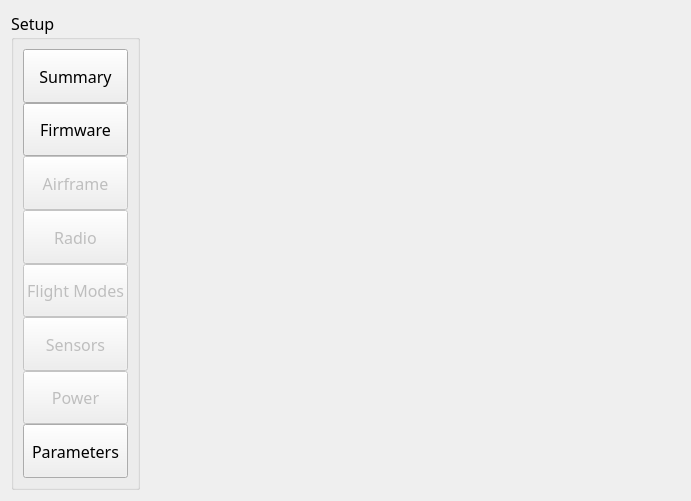
Old version of the form SetupWidget.ui in the repository strawdiving/Calibration.
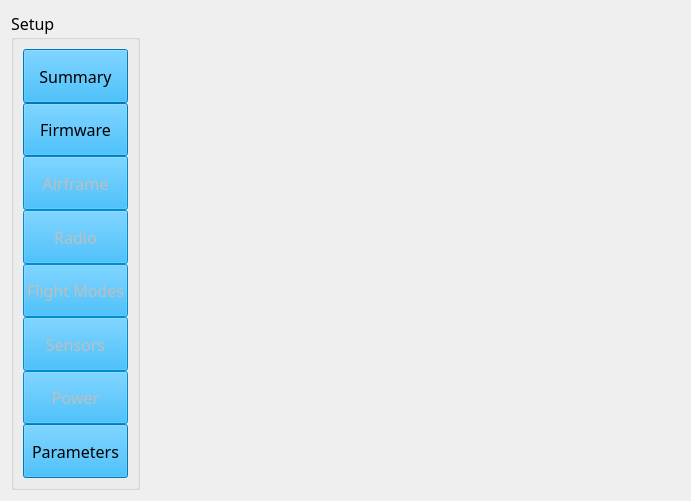
New version of the form. Icons and pictures are not drawn.

```diff
--- a/SetupWidget.ui
+++ b/SetupWidget.ui
@@ -47,6 +47,97 @@
               <height>50</height>
              </size>
             </property>
+            <property name="palette">
+             <palette>
+              <active>
+               <colorrole role="Button">
+                <brush brushstyle="SolidPattern">
+                 <color alpha="255">
+                  <red>0</red>
+                  <green>170</green>
+                  <blue>255</blue>
+                 </color>
+                </brush>
+               </colorrole>
+               <colorrole role="Base">
+                <brush brushstyle="SolidPattern">
+                 <color alpha="255">
+                  <red>0</red>
+                  <green>170</green>
+                  <blue>255</blue>
+                 </color>
+                </brush>
+               </colorrole>
+               <colorrole role="Window">
+                <brush brushstyle="SolidPattern">
+                 <color alpha="255">
+                  <red>0</red>
+                  <green>170</green>
+                  <blue>255</blue>
+                 </color>
+                </brush>
+               </colorrole>
+              </active>
+              <inactive>
+               <colorrole role="Button">
+                <brush brushstyle="SolidPattern">
+                 <color alpha="255">
+                  <red>0</red>
+                  <green>170</green>
+                  <blue>255</blue>
+                 </color>
+                </brush>
+               </colorrole>
+               <colorrole role="Base">
+                <brush brushstyle="SolidPattern">
+                 <color alpha="255">
+                  <red>0</red>
+                  <green>170</green>
+                  <blue>255</blue>
+                 </color>
+                </brush>
+               </colorrole>
+               <colorrole role="Window">
+                <brush brushstyle="SolidPattern">
+                 <color alpha="255">
+                  <red>0</red>
+                  <green>170</green>
+                  <blue>255</blue>
+                 </color>
+                </brush>
+               </colorrole>
+              </inactive>
+              <disabled>
+               <colorrole role="Button">
+                <brush brushstyle="SolidPattern">
+                 <color alpha="255">
+                  <red>0</red>
+                  <green>170</green>
+                  <blue>255</blue>
+                 </color>
+                </brush>
+               </colorrole>
+               <colorrole role="Base">
+                <brush brushstyle="SolidPattern">
+                 <color alpha="255">
+                  <red>0</red>
+                  <green>170</green>
+                  <blue>255</blue>
+                 </color>
+                </brush>
+               </colorrole>
+               <colorrole role="Window">
+                <brush brushstyle="SolidPattern">
+                 <color alpha="255">
+                  <red>0</red>
+                  <green>170</green>
+                  <blue>255</blue>
+                 </color>
+                </brush>
+               </colorrole>
+              </disabled>
+             </palette>
+            </property>
             <property name="font">
              <font>
               <family>微软雅黑</family>
@@ -55,6 +146,9 @@
               <bold>false</bold>
              </font>
             </property>
+            <property name="styleSheet">
+             <string notr="true"/>
+            </property>
             <property name="text">
              <string>Summary</string>
             </property>
@@ -77,6 +171,97 @@
               <height>50</height>
              </size>
             </property>
+            <property name="palette">
+             <palette>
+              <active>
+               <colorrole role="Button">
+                <brush brushstyle="SolidPattern">
+                 <color alpha="255">
+                  <red>0</red>
+                  <green>170</green>
+                  <blue>255</blue>
+                 </color>
+                </brush>
+               </colorrole>
+               <colorrole role="Base">
+                <brush brushstyle="SolidPattern">
+                 <color alpha="255">
+                  <red>0</red>
+                  <green>170</green>
+                  <blue>255</blue>
+                 </color>
+                </brush>
+               </colorrole>
+               <colorrole role="Window">
+                <brush brushstyle="SolidPattern">
+                 <color alpha="255">
+                  <red>0</red>
+                  <green>170</green>
+                  <blue>255</blue>
+                 </color>
+                </brush>
+               </colorrole>
+              </active>
+              <inactive>
+               <colorrole role="Button">
+                <brush brushstyle="SolidPattern">
+                 <color alpha="255">
+                  <red>0</red>
+                  <green>170</green>
+                  <blue>255</blue>
+                 </color>
+                </brush>
+               </colorrole>
+               <colorrole role="Base">
+                <brush brushstyle="SolidPattern">
+                 <color alpha="255">
+                  <red>0</red>
+                  <green>170</green>
+                  <blue>255</blue>
+                 </color>
+                </brush>
+               </colorrole>
+               <colorrole role="Window">
+                <brush brushstyle="SolidPattern">
+                 <color alpha="255">
+                  <red>0</red>
+                  <green>170</green>
+                  <blue>255</blue>
+                 </color>
+                </brush>
+               </colorrole>
+              </inactive>
+              <disabled>
+               <colorrole role="Button">
+                <brush brushstyle="SolidPattern">
+                 <color alpha="255">
+                  <red>0</red>
+                  <green>170</green>
+                  <blue>255</blue>
+                 </color>
+                </brush>
+               </colorrole>
+               <colorrole role="Base">
+                <brush brushstyle="SolidPattern">
+                 <color alpha="255">
+                  <red>0</red>
+                  <green>170</green>
+                  <blue>255</blue>
+                 </color>
+                </brush>
+               </colorrole>
+               <colorrole role="Window">
+                <brush brushstyle="SolidPattern">
+                 <color alpha="255">
+                  <red>0</red>
+                  <green>170</green>
+                  <blue>255</blue>
+                 </color>
+                </brush>
+               </colorrole>
+              </disabled>
+             </palette>
+            </property>
             <property name="font">
              <font>
               <family>微软雅黑</family>
@@ -110,6 +295,97 @@
               <height>50</height>
              </size>
             </property>
+            <property name="palette">
+             <palette>
+              <active>
+               <colorrole role="Button">
+                <brush brushstyle="SolidPattern">
+                 <color alpha="255">
+                  <red>0</red>
+                  <green>170</green>
+                  <blue>255</blue>
+                 </color>
+                </brush>
+               </colorrole>
+               <colorrole role="Base">
+                <brush brushstyle="SolidPattern">
+                 <color alpha="255">
+                  <red>0</red>
+                  <green>170</green>
+                  <blue>255</blue>
+                 </color>
+                </brush>
+               </colorrole>
+               <colorrole role="Window">
+                <brush brushstyle="SolidPattern">
+                 <color alpha="255">
+                  <red>0</red>
+                  <green>170</green>
+                  <blue>255</blue>
+                 </color>
+                </brush>
+               </colorrole>
+              </active>
+              <inactive>
+               <colorrole role="Button">
+                <brush brushstyle="SolidPattern">
+                 <color alpha="255">
+                  <red>0</red>
+                  <green>170</green>
+                  <blue>255</blue>
+                 </color>
+                </brush>
+               </colorrole>
+               <colorrole role="Base">
+                <brush brushstyle="SolidPattern">
+                 <color alpha="255">
+                  <red>0</red>
+                  <green>170</green>
+                  <blue>255</blue>
+                 </color>
+                </brush>
+               </colorrole>
+               <colorrole role="Window">
+                <brush brushstyle="SolidPattern">
+                 <color alpha="255">
+                  <red>0</red>
+                  <green>170</green>
+                  <blue>255</blue>
+                 </color>
+                </brush>
+               </colorrole>
+              </inactive>
+              <disabled>
+               <colorrole role="Button">
+                <brush brushstyle="SolidPattern">
+                 <color alpha="255">
+                  <red>0</red>
+                  <green>170</green>
+                  <blue>255</blue>
+                 </color>
+                </brush>
+               </colorrole>
+               <colorrole role="Base">
+                <brush brushstyle="SolidPattern">
+                 <color alpha="255">
+                  <red>0</red>
+                  <green>170</green>
+                  <blue>255</blue>
+                 </color>
+                </brush>
+               </colorrole>
+               <colorrole role="Window">
+                <brush brushstyle="SolidPattern">
+                 <color alpha="255">
+                  <red>0</red>
+                  <green>170</green>
+                  <blue>255</blue>
+                 </color>
+                </brush>
+               </colorrole>
+              </disabled>
+             </palette>
+            </property>
             <property name="font">
              <font>
               <family>微软雅黑</family>
@@ -147,6 +423,97 @@
               <height>50</height>
              </size>
             </property>
+            <property name="palette">
+             <palette>
+              <active>
+               <colorrole role="Button">
+                <brush brushstyle="SolidPattern">
+                 <color alpha="255">
+                  <red>0</red>
+                  <green>170</green>
+                  <blue>255</blue>
+                 </color>
+                </brush>
+               </colorrole>
+               <colorrole role="Base">
+                <brush brushstyle="SolidPattern">
+                 <color alpha="255">
+                  <red>0</red>
+                  <green>170</green>
+                  <blue>255</blue>
+                 </color>
+                </brush>
+               </colorrole>
+               <colorrole role="Window">
+                <brush brushstyle="SolidPattern">
+                 <color alpha="255">
+                  <red>0</red>
+                  <green>170</green>
+                  <blue>255</blue>
+                 </color>
+                </brush>
+               </colorrole>
+              </active>
+              <inactive>
+               <colorrole role="Button">
+                <brush brushstyle="SolidPattern">
+                 <color alpha="255">
+                  <red>0</red>
+                  <green>170</green>
+                  <blue>255</blue>
+                 </color>
+                </brush>
+               </colorrole>
+               <colorrole role="Base">
+                <brush brushstyle="SolidPattern">
+                 <color alpha="255">
+                  <red>0</red>
+                  <green>170</green>
+                  <blue>255</blue>
+                 </color>
+                </brush>
+               </colorrole>
+               <colorrole role="Window">
+                <brush brushstyle="SolidPattern">
+                 <color alpha="255">
+                  <red>0</red>
+                  <green>170</green>
+                  <blue>255</blue>
+                 </color>
+                </brush>
+               </colorrole>
+              </inactive>
+              <disabled>
+               <colorrole role="Button">
+                <brush brushstyle="SolidPattern">
+                 <color alpha="255">
+                  <red>0</red>
+                  <green>170</green>
+                  <blue>255</blue>
+                 </color>
+                </brush>
+               </colorrole>
+               <colorrole role="Base">
+                <brush brushstyle="SolidPattern">
+                 <color alpha="255">
+                  <red>0</red>
+                  <green>170</green>
+                  <blue>255</blue>
+                 </color>
+                </brush>
+               </colorrole>
+               <colorrole role="Window">
+                <brush brushstyle="SolidPattern">
+                 <color alpha="255">
+                  <red>0</red>
+                  <green>170</green>
+                  <blue>255</blue>
+                 </color>
+                </brush>
+               </colorrole>
+              </disabled>
+             </palette>
+            </property>
             <property name="font">
              <font>
               <family>微软雅黑</family>
@@ -184,6 +551,97 @@
               <height>50</height>
              </size>
             </property>
+            <property name="palette">
+             <palette>
+              <active>
+               <colorrole role="Button">
+                <brush brushstyle="SolidPattern">
+                 <color alpha="255">
+                  <red>0</red>
+                  <green>170</green>
+                  <blue>255</blue>
+                 </color>
+                </brush>
+               </colorrole>
+               <colorrole role="Base">
+                <brush brushstyle="SolidPattern">
+                 <color alpha="255">
+                  <red>0</red>
+                  <green>170</green>
+                  <blue>255</blue>
+                 </color>
+                </brush>
+               </colorrole>
+               <colorrole role="Window">
+                <brush brushstyle="SolidPattern">
+                 <color alpha="255">
+                  <red>0</red>
+                  <green>170</green>
+                  <blue>255</blue>
+                 </color>
+                </brush>
+               </colorrole>
+              </active>
+              <inactive>
+               <colorrole role="Button">
+                <brush brushstyle="SolidPattern">
+                 <color alpha="255">
+                  <red>0</red>
+                  <green>170</green>
+                  <blue>255</blue>
+                 </color>
+                </brush>
+               </colorrole>
+               <colorrole role="Base">
+                <brush brushstyle="SolidPattern">
+                 <color alpha="255">
+                  <red>0</red>
+                  <green>170</green>
+                  <blue>255</blue>
+                 </color>
+                </brush>
+               </colorrole>
+               <colorrole role="Window">
+                <brush brushstyle="SolidPattern">
+                 <color alpha="255">
+                  <red>0</red>
+                  <green>170</green>
+                  <blue>255</blue>
+                 </color>
+                </brush>
+               </colorrole>
+              </inactive>
+              <disabled>
+               <colorrole role="Button">
+                <brush brushstyle="SolidPattern">
+                 <color alpha="255">
+                  <red>0</red>
+                  <green>170</green>
+                  <blue>255</blue>
+                 </color>
+                </brush>
+               </colorrole>
+               <colorrole role="Base">
+                <brush brushstyle="SolidPattern">
+                 <color alpha="255">
+                  <red>0</red>
+                  <green>170</green>
+                  <blue>255</blue>
+                 </color>
+                </brush>
+               </colorrole>
+               <colorrole role="Window">
+                <brush brushstyle="SolidPattern">
+                 <color alpha="255">
+                  <red>0</red>
+                  <green>170</green>
+                  <blue>255</blue>
+                 </color>
+                </brush>
+               </colorrole>
+              </disabled>
+             </palette>
+            </property>
             <property name="font">
              <font>
               <family>微软雅黑</family>
@@ -221,6 +679,97 @@
               <height>50</height>
              </size>
             </property>
+            <property name="palette">
+             <palette>
+              <active>
+               <colorrole role="Button">
+                <brush brushstyle="SolidPattern">
+                 <color alpha="255">
+                  <red>0</red>
+                  <green>170</green>
+                  <blue>255</blue>
+                 </color>
+                </brush>
+               </colorrole>
+               <colorrole role="Base">
+                <brush brushstyle="SolidPattern">
+                 <color alpha="255">
+                  <red>0</red>
+                  <green>170</green>
+                  <blue>255</blue>
+                 </color>
+                </brush>
+               </colorrole>
+               <colorrole role="Window">
+                <brush brushstyle="SolidPattern">
+                 <color alpha="255">
+                  <red>0</red>
+                  <green>170</green>
+                  <blue>255</blue>
+                 </color>
+                </brush>
+               </colorrole>
+              </active>
+              <inactive>
+               <colorrole role="Button">
+                <brush brushstyle="SolidPattern">
+                 <color alpha="255">
+                  <red>0</red>
+                  <green>170</green>
+                  <blue>255</blue>
+                 </color>
+                </brush>
+               </colorrole>
+               <colorrole role="Base">
+                <brush brushstyle="SolidPattern">
+                 <color alpha="255">
+                  <red>0</red>
+                  <green>170</green>
+                  <blue>255</blue>
+                 </color>
+                </brush>
+               </colorrole>
+               <colorrole role="Window">
+                <brush brushstyle="SolidPattern">
+                 <color alpha="255">
+                  <red>0</red>
+                  <green>170</green>
+                  <blue>255</blue>
+                 </color>
+                </brush>
+               </colorrole>
+              </inactive>
+              <disabled>
+               <colorrole role="Button">
+                <brush brushstyle="SolidPattern">
+                 <color alpha="255">
+                  <red>0</red>
+                  <green>170</green>
+                  <blue>255</blue>
+                 </color>
+                </brush>
+               </colorrole>
+               <colorrole role="Base">
+                <brush brushstyle="SolidPattern">
+                 <color alpha="255">
+                  <red>0</red>
+                  <green>170</green>
+                  <blue>255</blue>
+                 </color>
+                </brush>
+               </colorrole>
+               <colorrole role="Window">
+                <brush brushstyle="SolidPattern">
+                 <color alpha="255">
+                  <red>0</red>
+                  <green>170</green>
+                  <blue>255</blue>
+                 </color>
+                </brush>
+               </colorrole>
+              </disabled>
+             </palette>
+            </property>
             <property name="font">
              <font>
               <family>微软雅黑</family>
@@ -258,6 +807,97 @@
               <height>50</height>
              </size>
             </property>
+            <property name="palette">
+             <palette>
+              <active>
+               <colorrole role="Button">
+                <brush brushstyle="SolidPattern">
+                 <color alpha="255">
+                  <red>0</red>
+                  <green>170</green>
+                  <blue>255</blue>
+                 </color>
+                </brush>
+               </colorrole>
+               <colorrole role="Base">
+                <brush brushstyle="SolidPattern">
+                 <color alpha="255">
+                  <red>0</red>
+                  <green>170</green>
+                  <blue>255</blue>
+                 </color>
+                </brush>
+               </colorrole>
+               <colorrole role="Window">
+                <brush brushstyle="SolidPattern">
+                 <color alpha="255">
+                  <red>0</red>
+                  <green>170</green>
+                  <blue>255</blue>
+                 </color>
+                </brush>
+               </colorrole>
+              </active>
+              <inactive>
+               <colorrole role="Button">
+                <brush brushstyle="SolidPattern">
+                 <color alpha="255">
+                  <red>0</red>
+                  <green>170</green>
+                  <blue>255</blue>
+                 </color>
+                </brush>
+               </colorrole>
+               <colorrole role="Base">
+                <brush brushstyle="SolidPattern">
+                 <color alpha="255">
+                  <red>0</red>
+                  <green>170</green>
+                  <blue>255</blue>
+                 </color>
+                </brush>
+               </colorrole>
+               <colorrole role="Window">
+                <brush brushstyle="SolidPattern">
+                 <color alpha="255">
+                  <red>0</red>
+                  <green>170</green>
+                  <blue>255</blue>
+                 </color>
+                </brush>
+               </colorrole>
+              </inactive>
+              <disabled>
+               <colorrole role="Button">
+                <brush brushstyle="SolidPattern">
+                 <color alpha="255">
+                  <red>0</red>
+                  <green>170</green>
+                  <blue>255</blue>
+                 </color>
+                </brush>
+               </colorrole>
+               <colorrole role="Base">
+                <brush brushstyle="SolidPattern">
+                 <color alpha="255">
+                  <red>0</red>
+                  <green>170</green>
+                  <blue>255</blue>
+                 </color>
+                </brush>
+               </colorrole>
+               <colorrole role="Window">
+                <brush brushstyle="SolidPattern">
+                 <color alpha="255">
+                  <red>0</red>
+                  <green>170</green>
+                  <blue>255</blue>
+                 </color>
+                </brush>
+               </colorrole>
+              </disabled>
+             </palette>
+            </property>
             <property name="font">
              <font>
               <family>微软雅黑</family>
@@ -292,6 +932,97 @@
               <height>50</height>
              </size>
             </property>
+            <property name="palette">
+             <palette>
+              <active>
+               <colorrole role="Button">
+                <brush brushstyle="SolidPattern">
+                 <color alpha="255">
+                  <red>0</red>
+                  <green>170</green>
+                  <blue>255</blue>
+                 </color>
+                </brush>
+               </colorrole>
+               <colorrole role="Base">
+                <brush brushstyle="SolidPattern">
+                 <color alpha="255">
+                  <red>0</red>
+                  <green>170</green>
+                  <blue>255</blue>
+                 </color>
+                </brush>
+               </colorrole>
+               <colorrole role="Window">
+                <brush brushstyle="SolidPattern">
+                 <color alpha="255">
+                  <red>0</red>
+                  <green>170</green>
+                  <blue>255</blue>
+                 </color>
+                </brush>
+               </colorrole>
+              </active>
+              <inactive>
+               <colorrole role="Button">
+                <brush brushstyle="SolidPattern">
+                 <color alpha="255">
+                  <red>0</red>
+                  <green>170</green>
+                  <blue>255</blue>
+                 </color>
+                </brush>
+               </colorrole>
+               <colorrole role="Base">
+                <brush brushstyle="SolidPattern">
+                 <color alpha="255">
+                  <red>0</red>
+                  <green>170</green>
+                  <blue>255</blue>
+                 </color>
+                </brush>
+               </colorrole>
+               <colorrole role="Window">
+                <brush brushstyle="SolidPattern">
+                 <color alpha="255">
+                  <red>0</red>
+                  <green>170</green>
+                  <blue>255</blue>
+                 </color>
+                </brush>
+               </colorrole>
+              </inactive>
+              <disabled>
+               <colorrole role="Button">
+                <brush brushstyle="SolidPattern">
+                 <color alpha="255">
+                  <red>0</red>
+                  <green>170</green>
+                  <blue>255</blue>
+                 </color>
+                </brush>
+               </colorrole>
+               <colorrole role="Base">
+                <brush brushstyle="SolidPattern">
+                 <color alpha="255">
+                  <red>0</red>
+                  <green>170</green>
+                  <blue>255</blue>
+                 </color>
+                </brush>
+               </colorrole>
+               <colorrole role="Window">
+                <brush brushstyle="SolidPattern">
+                 <color alpha="255">
+                  <red>0</red>
+                  <green>170</green>
+                  <blue>255</blue>
+                 </color>
+                </brush>
+               </colorrole>
+              </disabled>
+             </palette>
+            </property>
             <property name="font">
              <font>
               <family>微软雅黑</family>
```
Left out of the diff: 4 changed lines with no effect on the pictures.
